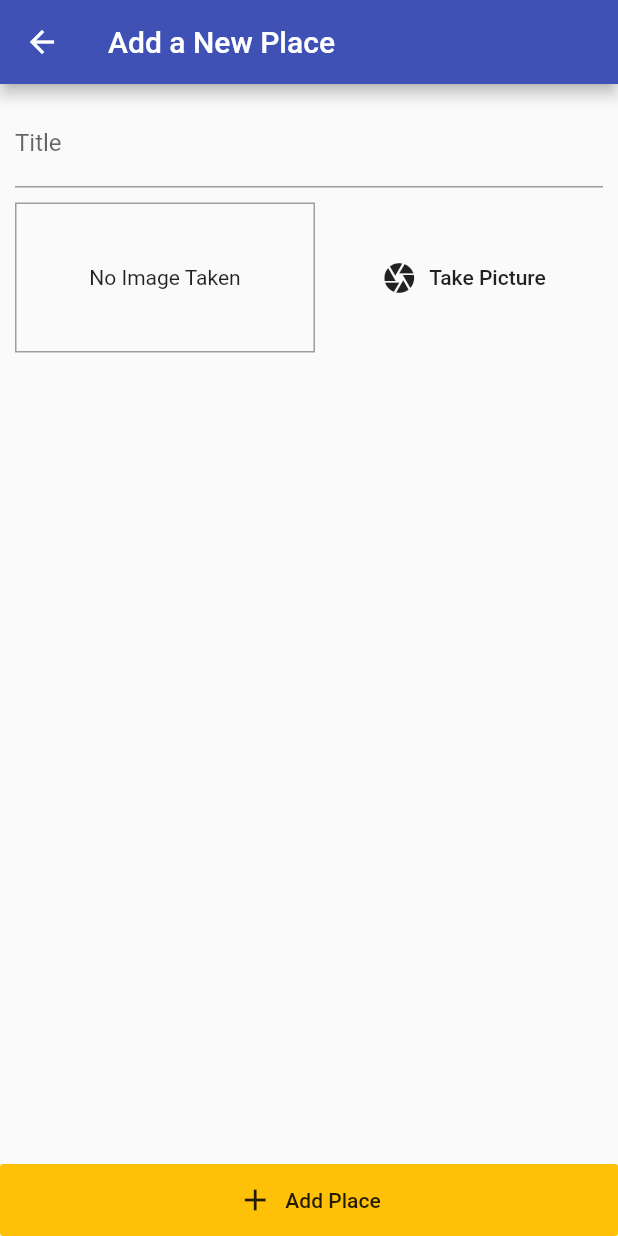
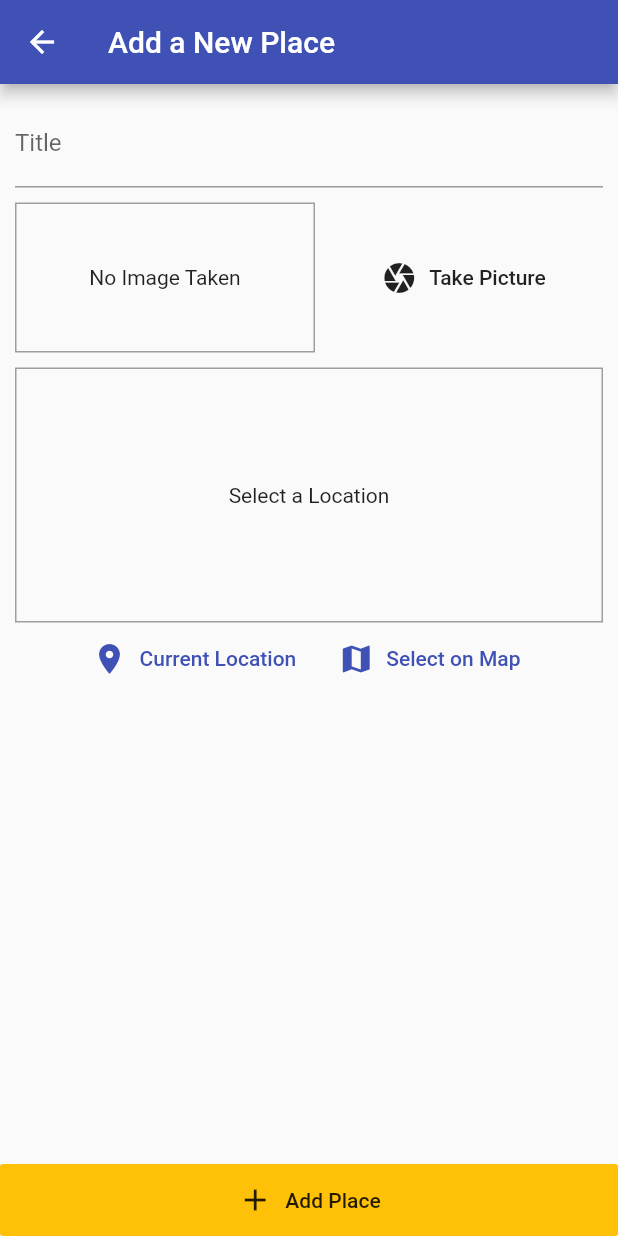
Before and after one commit to jacobia21/GreatPlacesApp, a Flutter app: the screen it shows after launch, after a tap on the "add" icon, on a phone screen of 412 x 824 dp. Run offline on Flutter 3.47's test engine with Material 2 defaults, Android fonts, the phone set to English and light mode, and no system bars; our stand-ins replace image_picker, location, sqflite; accounts and stored records are empty.

Commit message:
access device  (problem with storing images)

```diff
--- /dev/null
+++ b/lib/helpers/db_helper.dart
@@ -0,0 +1,29 @@
+import 'package:sqflite/sqflite.dart' as sql;
+import 'package:path/path.dart' as path;
+
+class DBHelper {
+  static Future<sql.Database> database() async {
+    final dbPath = await sql.getDatabasesPath();
+    return sql.openDatabase(
+      path.join(dbPath, 'places.db'),
+      onCreate: (db, version) {
+        return db.execute('CREATE TABLE user_places( id TEXT PRIMARY KEY, title TEXT, image TEXT)');
+      },
+      version: 1,
+    );
+  }
+
+  static Future<void> insert(String table, Map<String, Object> data) async {
+    final sqlDb = await DBHelper.database();
+    await sqlDb.insert(
+      table,
+      data,
+      conflictAlgorithm: sql.ConflictAlgorithm.replace,
+    );
+  }
+
+  static Future<List<Map<String, dynamic>>> getData(String table) async {
+    final sqlDb = await DBHelper.database();
+    return sqlDb.query(table);
+  }
+}
--- a/lib/providers/great_places.dart
+++ b/lib/providers/great_places.dart
@@ -3,6 +3,7 @@ import 'dart:io';
 import 'package:flutter/foundation.dart';
 
 import '../models/place.dart';
+import '../helpers/db_helper.dart';
 
 class GreatPlaces with ChangeNotifier {
   List<Place> _items = [];
@@ -21,5 +22,19 @@ class GreatPlaces with ChangeNotifier {
 
     _items.add(newPlace);
     notifyListeners();
+    DBHelper.insert('user_places', {
+      'id': newPlace.id,
+      'title': newPlace.title,
+      'image': newPlace.image.path,
+    });
+  }
+
+  Future<void> fetchAndSetPlaces() async {
+    final dataList = await DBHelper.getData('user_places');
+    _items = dataList
+        .map((item) =>
+            Place(id: item['id'], title: item['title'], image: File(item['image']), location: null))
+        .toList();
+    notifyListeners();
   }
 }
--- a/lib/screens/add_place_screen.dart
+++ b/lib/screens/add_place_screen.dart
@@ -5,6 +5,7 @@ import 'package:provider/provider.dart';
 
 import '../widgets/image_input.dart';
 import '../providers/great_places.dart';
+import '../widgets/location_input.dart';
 
 class AddPlaceScreen extends StatefulWidget {
   static const routeName = '/add-place';
@@ -17,6 +18,7 @@ class _AddPlaceScreenState extends State<AddPlaceScreen> {
   File _selectedImage;
 
   void _selectImage(File selectedFile) {
+    print(selectedFile);
     _selectedImage = selectedFile;
   }
 
@@ -54,6 +56,8 @@ class _AddPlaceScreenState extends State<AddPlaceScreen> {
                     ),
                     SizedBox(height: 10),
                     ImageInput(_selectImage),
+                    SizedBox(height: 10),
+                    LocationInput(),
                   ],
                 ),
               ),
@@ -71,7 +75,7 @@ class _AddPlaceScreenState extends State<AddPlaceScreen> {
             label: Text(
               'Add Place',
             ),
-          )
+          ),
         ],
       ),
     );
--- a/lib/screens/places_list_screen.dart
+++ b/lib/screens/places_list_screen.dart
@@ -20,7 +20,13 @@ class PlacesListScreen extends StatelessWidget {
         ],
       ),
       body: Center(
-        child: Consumer<GreatPlaces>(
+        child: FutureBuilder(
+          future: Provider.of<GreatPlaces>(context, listen: false).fetchAndSetPlaces(),
+          builder: (ctx, snapshot) => snapshot.connectionState == ConnectionState.waiting
+              ? Center(
+                  child: CircularProgressIndicator(),
+                )
+              : Consumer<GreatPlaces>(
                   child: Center(
                     child: Text('You have not added any places yet!'),
                   ),
@@ -42,6 +48,7 @@ class PlacesListScreen extends StatelessWidget {
                         ),
                 ),
         ),
+      ),
     );
   }
 }
--- /dev/null
+++ b/lib/widgets/location_input.dart
@@ -0,0 +1,55 @@
+import 'package:flutter/material.dart';
+import 'package:location/location.dart';
+
+class LocationInput extends StatefulWidget {
+  @override
+  _LocationInputState createState() => _LocationInputState();
+}
+
+class _LocationInputState extends State<LocationInput> {
+  String _previewImageUrl;
+  @override
+  Widget build(BuildContext context) {
+    return Column(
+      children: <Widget>[
+        Container(
+          height: 170,
+          width: double.infinity,
+          alignment: Alignment.center,
+          decoration: BoxDecoration(
+              border: Border.all(
+            width: 1,
+            color: Colors.grey,
+          )),
+          child: _previewImageUrl == null
+              ? Text(
+                  'Select a Location',
+                  textAlign: TextAlign.center,
+                )
+              : Image.network(
+                  _previewImageUrl,
+                  fit: BoxFit.cover,
+                  width: double.infinity,
+                ),
+        ),
+        Row(
+          mainAxisAlignment: MainAxisAlignment.center,
+          children: <Widget>[
+            FlatButton.icon(
+              icon: Icon(Icons.location_on),
+              label: Text('Current Location'),
+              textColor: Theme.of(context).primaryColor,
+              onPressed: () {},
+            ),
+            FlatButton.icon(
+              icon: Icon(Icons.map),
+              label: Text('Select on Map'),
+              textColor: Theme.of(context).primaryColor,
+              onPressed: () {},
+            ),
+          ],
+        )
+      ],
+    );
+  }
+}
--- a/pubspec.yaml
+++ b/pubspec.yaml
@@ -27,6 +27,8 @@ dependencies:
   image_picker: ^0.6.6+5
   path_provider: ^1.6.9
   path: ^1.6.4
+  sqflite: ^1.3.0+2
+  location: ^3.0.2
 
 
   # The following adds the Cupertino Icons font to your application.
```
Also changed, not shown: pubspec.lock, 2 other files. Lines whose indentation alone changed are shown as unchanged.
